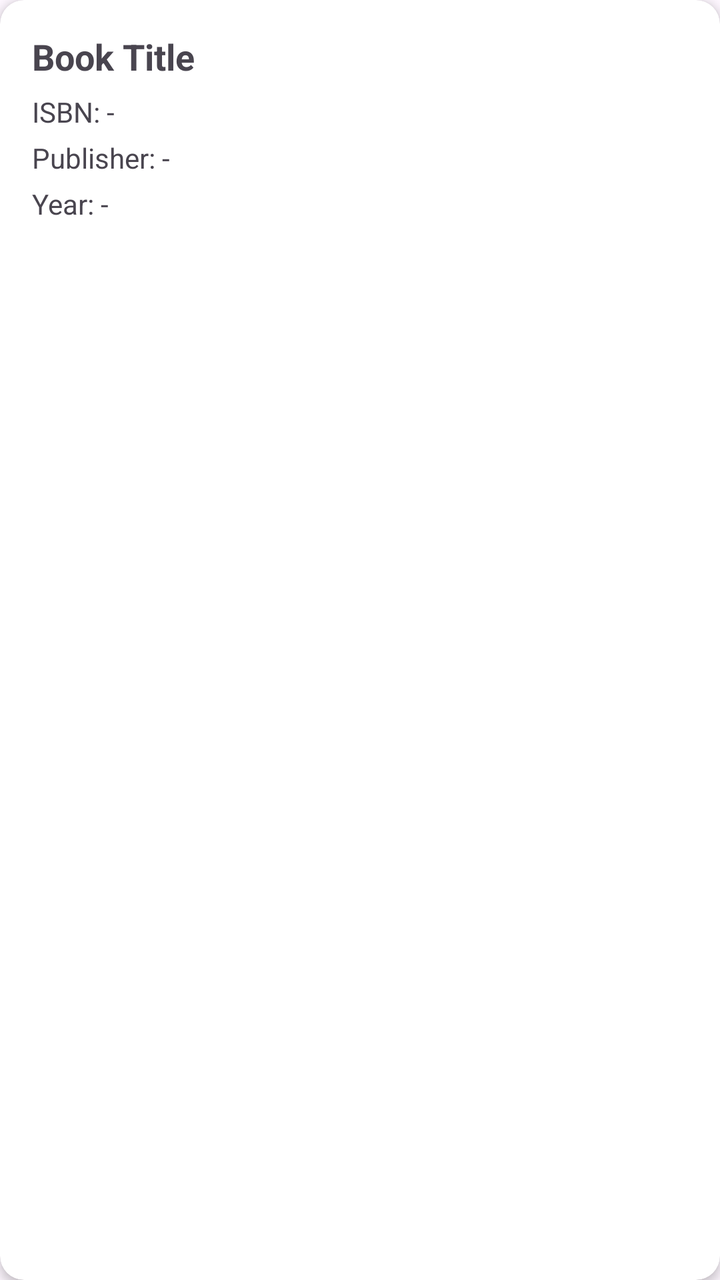
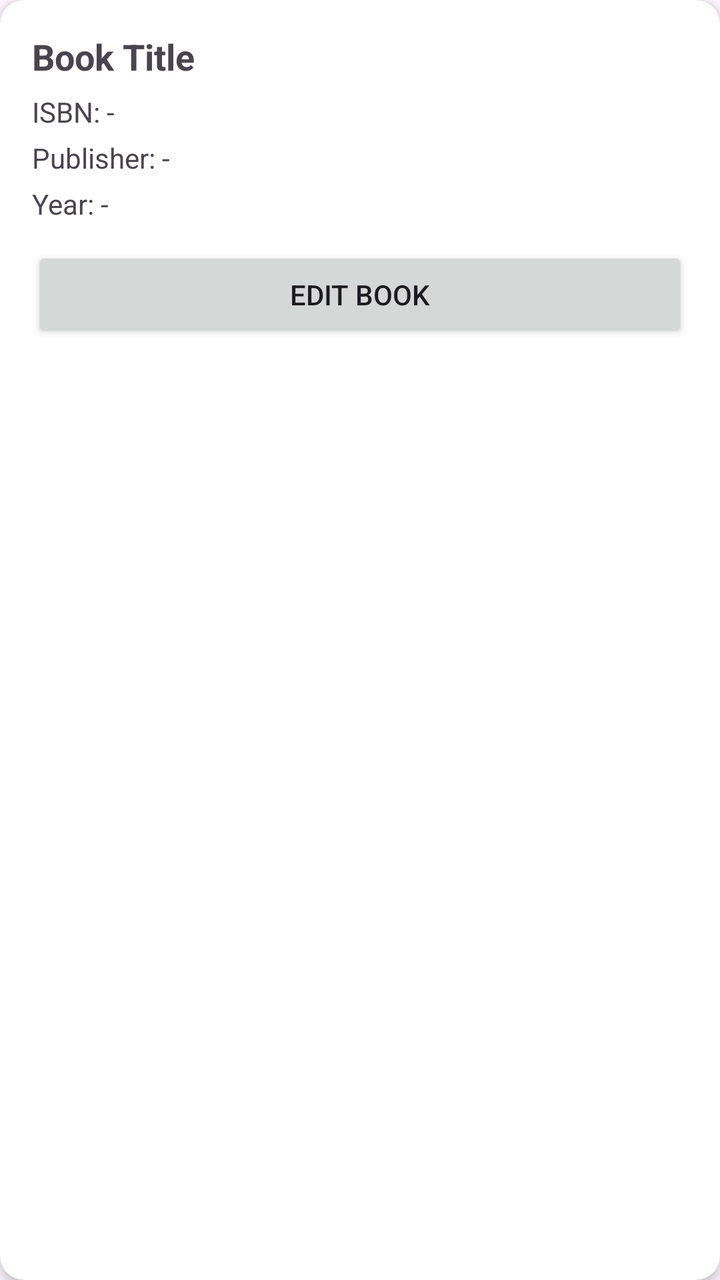

An Android layout rendered at two revisions. The XML below is the earlier revision; the diff shows what the commit changed to produce the second picture.
<!-- AndroidManifest.xml: application theme Theme.Libri -->
<!-- res/layout/item_admin_book.xml -->
<?xml version="1.0" encoding="utf-8"?>
<androidx.cardview.widget.CardView
    xmlns:android="http://schemas.android.com/apk/res/android"
    xmlns:app="http://schemas.android.com/apk/res-auto"
    android:layout_width="match_parent"
    android:layout_height="wrap_content"
    android:layout_marginBottom="12dp"
    app:cardCornerRadius="12dp"
    app:cardElevation="3dp">

    <LinearLayout
        android:layout_width="match_parent"
        android:layout_height="wrap_content"
        android:orientation="vertical"
        android:padding="16dp">

        <TextView
            android:id="@+id/tvAdminBookTitle"
            android:layout_width="match_parent"
            android:layout_height="wrap_content"
            android:text="Book Title"
            android:textSize="18sp"
            android:textStyle="bold" />

        <TextView
            android:id="@+id/tvAdminBookIsbn"
            android:layout_width="match_parent"
            android:layout_height="wrap_content"
            android:layout_marginTop="6dp"
            android:text="ISBN: -" />

        <TextView
            android:id="@+id/tvAdminBookPublisher"
            android:layout_width="match_parent"
            android:layout_height="wrap_content"
            android:layout_marginTop="4dp"
            android:text="Publisher: -" />

        <TextView
            android:id="@+id/tvAdminBookYear"
            android:layout_width="match_parent"
            android:layout_height="wrap_content"
            android:layout_marginTop="4dp"
            android:text="Year: -" />

    </LinearLayout>

</androidx.cardview.widget.CardView>
<!-- resources referenced by this layout -->
<resources>
  <style name="Theme.Libri" parent="Base.Theme.Libri" />
  <style name="Base.Theme.Libri" parent="Theme.Material3.DayNight.NoActionBar">
          
          
      </style>
</resources>

<!-- the commit's change to res/layout/item_admin_book.xml (unified diff, before → after) -->
@@ -43,6 +43,13 @@
             android:layout_marginTop="4dp"
             android:text="Year: -" />
 
+        <Button
+            android:id="@+id/buttonEditBook"
+            android:layout_width="match_parent"
+            android:layout_height="wrap_content"
+            android:layout_marginTop="12dp"
+            android:text="Edit Book" />
+
     </LinearLayout>
 
 </androidx.cardview.widget.CardView>
